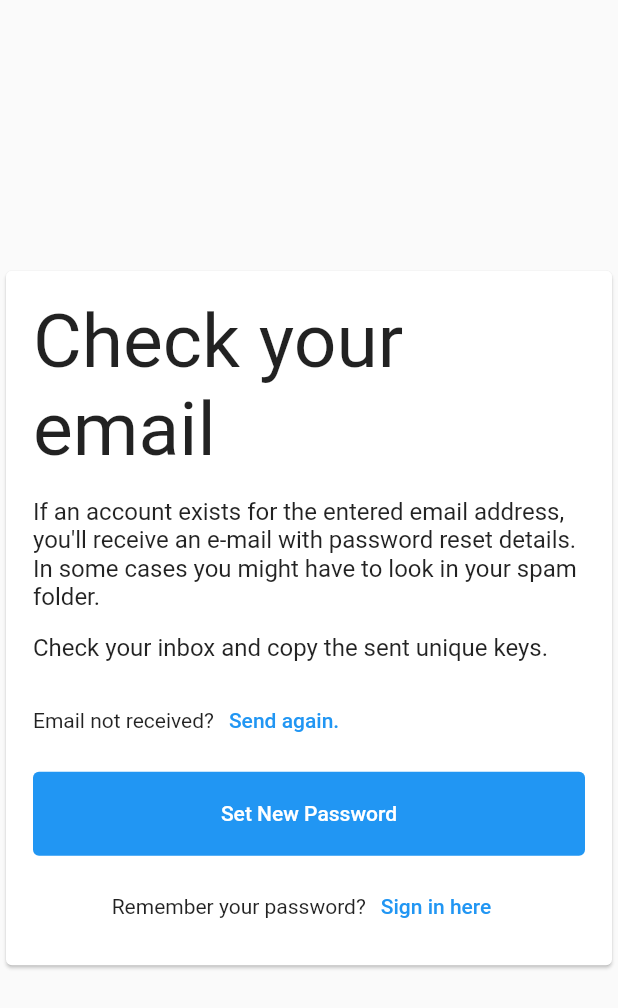
After one commit to c3n7ly-commissions/nerema_client, a Flutter app: the ResetEmailSentScreen screen opened by its route, on a phone screen of 412 x 824 dp. The commit adds this screen. Shown: the top 1008 px of the screen. Run offline on Flutter 3.47's test engine with Material 2 defaults, Android fonts, the phone set to English and light mode, and no system bars.

Commit message:
Added email confirm password sent

```diff
--- a/lib/main.dart
+++ b/lib/main.dart
@@ -1,6 +1,8 @@
 import 'package:flutter/material.dart';
+import 'package:nerema_client/pages/auth/password_reset_sent.dart';
 import 'pages/auth/sign_in.dart';
 import 'pages/auth/password_reset.dart';
+import 'pages/auth/password_reset_sent.dart';
 
 void main() {
   runApp(MyApp());
@@ -19,6 +21,7 @@ class MyApp extends StatelessWidget {
       routes: {
         '/sign-in': (context) => SignInScreen(),
         '/forgot-password': (context) => PasswordResetScreen(),
+        '/reset-email-sent': (context) => ResetEmailSentScreen(),
       },
     );
   }
--- a/lib/pages/auth/password_reset.dart
+++ b/lib/pages/auth/password_reset.dart
@@ -50,22 +50,7 @@ class _PasswordResetFormState extends State<PasswordResetForm> {
       // Successful request
       print("${response.statusCode} : ${response.body}");
 
-      ScaffoldMessenger.of(context).showSnackBar(
-        SnackBar(
-          content: Row(
-            children: <Widget>[
-              Text(
-                "Success: ",
-                style: TextStyle(
-                  fontWeight: FontWeight.bold,
-                ),
-              ),
-              Text('Reset details have been sent to your e-mail'),
-            ],
-          ),
-          backgroundColor: Colors.green,
-        ),
-      );
+      Navigator.pushNamed(context, '/reset-email-sent');
     } else if (response.statusCode == 400) {
       print("${response.statusCode} : ${response.body}");
 
@@ -174,17 +159,10 @@ class _PasswordResetFormState extends State<PasswordResetForm> {
             ),
             Padding(
               padding: EdgeInsets.only(top: 10.0, bottom: 10.0),
-              child: Center(
               child: Row(
                 mainAxisAlignment: MainAxisAlignment.center,
                 children: <Widget>[
-                    Text(
-                      'Remember your password?',
-                      style: TextStyle(
-                        fontWeight: FontWeight.w400,
-                        // fontSize: 16,
-                      ),
-                    ),
+                  Text('Remember your password?'),
                   TextButton(
                     child: Text('Sign in here'),
                     style: TextButton.styleFrom(
@@ -198,7 +176,6 @@ class _PasswordResetFormState extends State<PasswordResetForm> {
                 ],
               ),
             ),
-            ),
           ],
         ),
       ),
--- /dev/null
+++ b/lib/pages/auth/password_reset_sent.dart
@@ -0,0 +1,115 @@
+import 'package:flutter/material.dart';
+
+class ResetEmailSentScreen extends StatefulWidget {
+  @override
+  _ResetEmailSentState createState() => _ResetEmailSentState();
+}
+
+class _ResetEmailSentState extends State<ResetEmailSentScreen> {
+  @override
+  Widget build(BuildContext context) {
+    return Scaffold(
+      body: Center(
+        child: Card(
+          child: Padding(
+            padding: EdgeInsets.fromLTRB(18.0, 18.0, 18.0, 5.0),
+            child: Container(
+              width: 500,
+              child: Column(
+                mainAxisSize: MainAxisSize.min,
+                mainAxisAlignment: MainAxisAlignment.center,
+                crossAxisAlignment: CrossAxisAlignment.start,
+                children: <Widget>[
+                  Center(
+                    child: Text(
+                      'Check your email',
+                      style: TextStyle(
+                        fontWeight: FontWeight.w400,
+                        fontSize: 50,
+                      ),
+                    ),
+                  ),
+                  Padding(
+                    padding: EdgeInsets.only(top: 15.0),
+                    child: Text(
+                      "If an account exists for the entered email address, you'll " +
+                          "receive an e-mail with password reset details. " +
+                          "In some cases you might have to look in your spam folder.",
+                      style: TextStyle(
+                        fontSize: 16,
+                      ),
+                    ),
+                  ),
+                  Padding(
+                    padding: EdgeInsets.only(top: 15.0),
+                    child: Text(
+                      "Check your inbox and copy the sent unique keys.",
+                      style: TextStyle(
+                        fontSize: 16,
+                      ),
+                    ),
+                  ),
+                  Padding(
+                    padding: EdgeInsets.only(top: 15.0),
+                    child: Row(
+                      mainAxisAlignment: MainAxisAlignment.start,
+                      children: <Widget>[
+                        Text('Email not received?'),
+                        TextButton(
+                          child: Text('Send again.'),
+                          style: TextButton.styleFrom(
+                            padding: EdgeInsets.symmetric(
+                                horizontal: 10, vertical: 15),
+                          ),
+                          onPressed: () {
+                            Navigator.pushNamed(context, '/send-again');
+                          },
+                        ),
+                      ],
+                    ),
+                  ),
+                  Padding(
+                    padding: EdgeInsets.only(top: 10.0),
+                    child: Container(
+                      width: double.infinity,
+                      child: TextButton(
+                        child: Text('Set New Password'),
+                        style: TextButton.styleFrom(
+                          primary: Colors.white,
+                          backgroundColor: Colors.blue,
+                          padding: EdgeInsets.symmetric(vertical: 20.0),
+                        ),
+                        onPressed: () {
+                          Navigator.pushNamed(context, '/sign-in');
+                        },
+                      ),
+                    ),
+                  ),
+                  Padding(
+                    padding: EdgeInsets.only(top: 10.0, bottom: 10.0),
+                    child: Row(
+                      mainAxisAlignment: MainAxisAlignment.center,
+                      children: <Widget>[
+                        Text('Remember your password?'),
+                        TextButton(
+                          child: Text('Sign in here'),
+                          style: TextButton.styleFrom(
+                            padding: EdgeInsets.symmetric(
+                                horizontal: 10, vertical: 15),
+                          ),
+                          onPressed: () {
+                            Navigator.pushNamed(context, '/sign-in');
+                          },
+                        ),
+                      ],
+                    ),
+                  ),
+                ],
+              ),
+            ),
+          ),
+        ),
+      ),
+    );
+  }
+}
```
Lines whose indentation alone changed are shown as unchanged.
